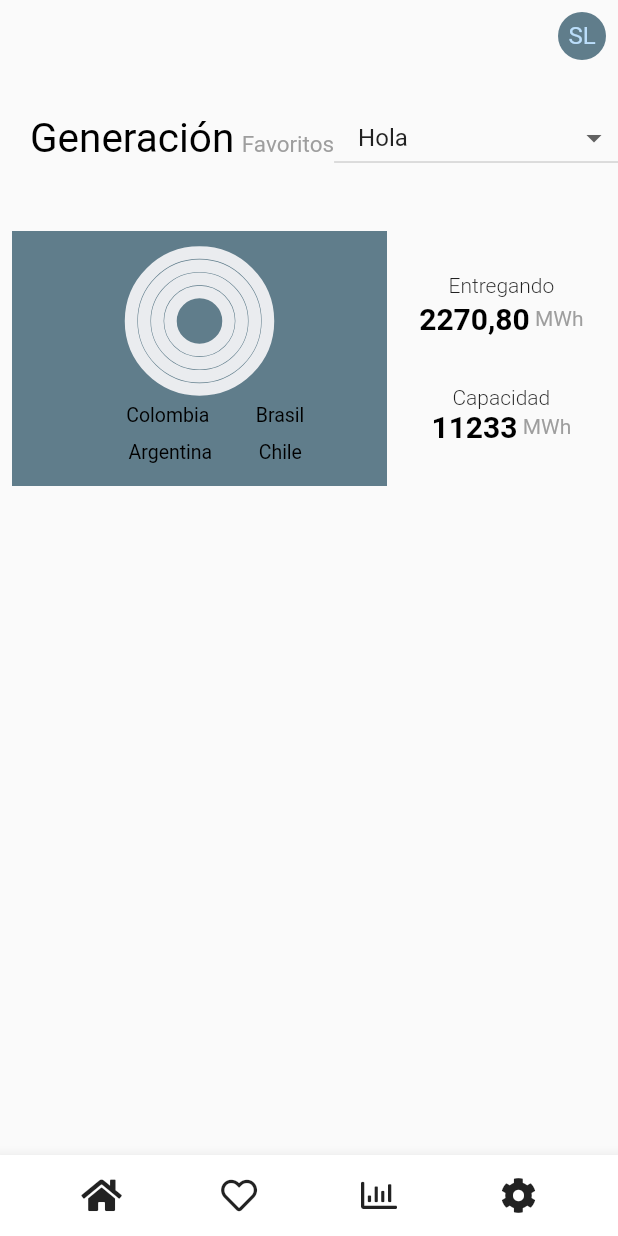
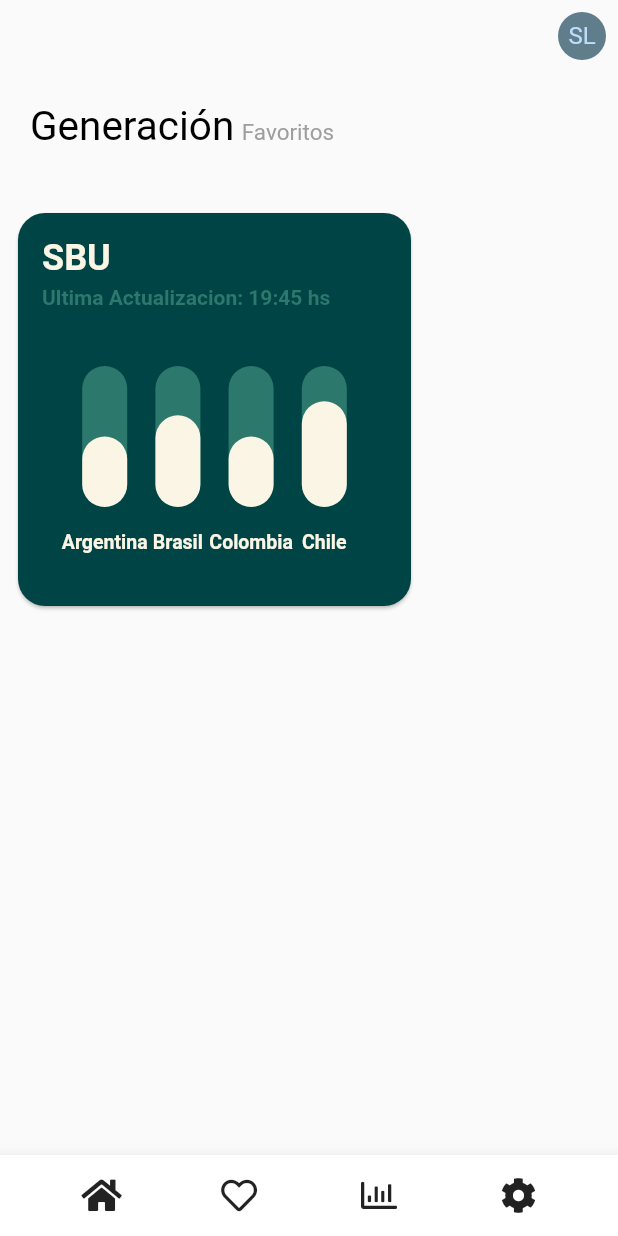
Before and after one commit to AlvaroVolker/estadoGeneradoraApp, a Flutter app: the screen it shows after launch, on a phone screen of 412 x 824 dp. Run offline on Flutter 3.47's test engine with Material 2 defaults, Android fonts, the phone set to English and light mode, and no system bars; drawn by our look-alikes of fl_chart; our stand-ins replace font_awesome_flutter, syncfusion_flutter_charts.

Commit message:
main bar chart

```diff
--- a/lib/src/pages/home_page.dart
+++ b/lib/src/pages/home_page.dart
@@ -1,5 +1,6 @@
 import 'dart:ui';
 
+import 'package:estadogeneradoraapp/src/pages/mainbarchart.dart';
 import 'package:flutter/material.dart';
 import 'package:font_awesome_flutter/font_awesome_flutter.dart';
 import 'package:syncfusion_flutter_charts/charts.dart';
@@ -16,7 +17,7 @@ class MyAppState extends State<HomePage> {
   Widget build(BuildContext context) {
     return MaterialApp(
       debugShowCheckedModeBanner: false,
-      theme: ThemeData(primarySwatch: Colors.blue),
+      theme: ThemeData.light(),
       home: Container(
         child: Scaffold(
           body: _body(),
@@ -100,26 +101,6 @@ class MyAppState extends State<HomePage> {
                     child: Text('Favoritos',
                         style: TextStyle(color: Colors.grey, fontSize: 15)),
                   ),
-                  Expanded(
-                    flex: 12,
-                    child: Column(
-                      mainAxisAlignment: MainAxisAlignment.end,
-                      children: <Widget>[
-                        ButtonTheme(
-                          alignedDropdown: true,
-                          child: DropdownButton(
-                            isExpanded: true,
-                            items: <DropdownMenuItem>[
-                              new DropdownMenuItem(
-                                child: new Text('Hola'),
-                              )
-                            ],
-                            onChanged: (value) {},
-                          ),
-                        ),
-                      ],
-                    ),
-                  )
                 ]),
               ),
             ],
@@ -193,35 +174,25 @@ class MyAppState extends State<HomePage> {
     return Padding(
       padding: const EdgeInsets.only(top: 30),
       child: new Row(
-        mainAxisAlignment: MainAxisAlignment.center,
         children: <Widget>[
           Expanded(
             flex: 0,
             child: Padding(
               padding: const EdgeInsets.all(8.0),
               child: new Container(
-                width: 250,
-                height: 170,
+                width: 270,
+                height: 270,
                 child: Column(
-                  mainAxisAlignment: MainAxisAlignment.center,
                   children: <Widget>[
                     Expanded(
                       child:
-                          Container(color: Colors.blueGrey, width: 500, child: _chart()),
-                    )
+                          Container(child: MainBarChart()),
+                    ),
+                    // Expanded(
+                    //   child:
+                    //       Container(width: 250,child: _textGeneration()),
+                    // )
                   ],
-                ),
-              ),
-            ),
-          ),
-          Expanded(
-            flex: 1,
-            child: Padding(
-              padding: const EdgeInsets.only(top: 0, right: 20),
-              child: new Container(
-                child: Column(
-                  mainAxisAlignment: MainAxisAlignment.end,
-                  children: <Widget>[_textGeneration()],
                 ),
               ),
             ),
@@ -268,7 +239,10 @@ class MyAppState extends State<HomePage> {
                       ConnectorLineSettings(type: ConnectorType.curve)))
         ]);
   }
+
+
 }
+
 
 class ChartData {
   ChartData(this.x, this.y, [this.color]);
--- /dev/null
+++ b/lib/src/pages/mainbarchart.dart
@@ -0,0 +1,260 @@
+import 'dart:async';
+import 'dart:math';
+import 'package:fl_chart/fl_chart.dart';
+import 'package:flutter/material.dart';
+
+class MainBarChart extends StatefulWidget {
+  final List<Color> availableColors = [
+    Colors.purpleAccent,
+    Colors.yellow,
+    Colors.lightBlue,
+    Colors.orange,
+    Colors.pink,
+    Colors.redAccent,
+  ];
+
+  @override
+  State<StatefulWidget> createState() => MainBarChartState();
+}
+
+class MainBarChartState extends State<MainBarChart> {
+  final barBackgroundColor = const Color.fromRGBO(44, 120, 108, 1);
+
+  int touchedIndex;
+
+  bool isPlaying = false;
+
+  @override
+  Widget build(BuildContext context) {
+    return AspectRatio(
+      aspectRatio: 1,
+      child: Card(
+        shape: RoundedRectangleBorder(borderRadius: BorderRadius.circular(18)),
+        color: Color.fromRGBO(0, 68, 69, 1),
+        child: Stack(
+          children: <Widget>[
+            Padding(
+              padding: const EdgeInsets.all(16),
+              child: Column(
+                crossAxisAlignment: CrossAxisAlignment.stretch,
+                mainAxisAlignment: MainAxisAlignment.start,
+                mainAxisSize: MainAxisSize.max,
+                children: <Widget>[
+                  Text(
+                    'SBU',
+                    style: TextStyle(
+                        color: const Color.fromRGBO(250, 245, 228, 1),
+                        fontSize: 24,
+                        fontWeight: FontWeight.bold),
+                  ),
+                  const SizedBox(
+                    height: 4,
+                  ),
+                  Text(
+                    'Ultima Actualizacion: 19:45 hs',
+                    style: TextStyle(
+                        color: const Color.fromRGBO(44, 120, 108, 1),
+                        fontSize: 14,
+                        fontWeight: FontWeight.bold),
+                  ),
+                  const SizedBox(
+                    height: 38,
+                  ),
+                  Expanded(
+                    child: Padding(
+                      padding: const EdgeInsets.symmetric(horizontal: 8.0),
+                      child: BarChart(
+                        isPlaying ? randomData() : mainBarData(),
+                      ),
+                    ),
+                  ),
+                  const SizedBox(
+                    height: 12,
+                  ),
+                ],
+              ),
+            ),
+          ],
+        ),
+      ),
+    );
+  }
+
+  BarChartGroupData makeGroupData(
+    int x,
+    double y, {
+    bool isTouched = false,
+    Color barColor = const Color.fromRGBO(250, 245, 228, 1),
+    double width = 30,
+    List<int> showTooltips = const [],
+  }) {
+    return BarChartGroupData(
+      x: x,
+      barRods: [
+        BarChartRodData(
+          y: isTouched ? y + 1 : y,
+          color: isTouched ? Colors.blueGrey : barColor,
+          width: width,
+          backDrawRodData: BackgroundBarChartRodData(
+            show: true,
+            y: 10,
+            color: barBackgroundColor,
+          ),
+        ),
+      ],
+      showingTooltipIndicators: showTooltips,
+    );
+  }
+
+  List<BarChartGroupData> showingGroups() => List.generate(4, (i) {
+        switch (i) {
+          case 0:
+            return makeGroupData(0, 5, isTouched: i == touchedIndex);
+          case 1:
+            return makeGroupData(1, 6.5, isTouched: i == touchedIndex);
+          case 2:
+            return makeGroupData(2, 5, isTouched: i == touchedIndex);
+          case 3:
+            return makeGroupData(3, 7.5, isTouched: i == touchedIndex);
+          case 4:
+            return makeGroupData(4, 9, isTouched: i == touchedIndex);
+          default:
+            return null;
+        }
+      });
+
+  BarChartData mainBarData() {
+    return BarChartData(
+      barTouchData: BarTouchData(
+        touchTooltipData: BarTouchTooltipData(
+            tooltipBgColor: Colors.blueGrey,
+            getTooltipItem: (group, groupIndex, rod, rodIndex) {
+              String paisName;
+              switch (group.x.toInt()) {
+                case 0:
+                  paisName = 'Argentina';
+                  break;
+                case 1:
+                  paisName = 'Brasil';
+                  break;
+                case 2:
+                  paisName = 'Chile';
+                  break;
+                case 3:
+                  paisName = 'Colombia';
+                  break;
+              }
+              return BarTooltipItem(paisName + '\n' + (rod.y - 1).toString(),
+                  TextStyle(color: Colors.yellow));
+            }),
+        touchCallback: (barTouchResponse) {
+          setState(() {
+            if (barTouchResponse.spot != null &&
+                barTouchResponse.touchInput is! FlPanEnd &&
+                barTouchResponse.touchInput is! FlLongPressEnd) {
+              touchedIndex = barTouchResponse.spot.touchedBarGroupIndex;
+            } else {
+              touchedIndex = -1;
+            }
+          });
+        },
+      ),
+      titlesData: FlTitlesData(
+        show: true,
+        bottomTitles: SideTitles(
+          showTitles: true,
+          textStyle: TextStyle(
+              color: Color.fromRGBO(250, 245, 228, 1),
+              fontWeight: FontWeight.bold,
+              fontSize: 13),
+          margin: 16,
+          getTitles: (double value) {
+            switch (value.toInt()) {
+              case 0:
+                return 'Argentina';
+              case 1:
+                return 'Brasil';
+              case 2:
+                return 'Colombia';
+              case 3:
+                return 'Chile';
+              default:
+                return '';
+            }
+          },
+        ),
+        leftTitles: const SideTitles(
+          showTitles: false,
+        ),
+      ),
+      borderData: FlBorderData(
+        show: false,
+      ),
+      barGroups: showingGroups(),
+    );
+  }
+
+  BarChartData randomData() {
+    return BarChartData(
+      barTouchData: const BarTouchData(
+        enabled: false,
+      ),
+      titlesData: FlTitlesData(
+        show: true,
+        bottomTitles: SideTitles(
+          showTitles: true,
+          textStyle: TextStyle(
+              color: Colors.white, fontWeight: FontWeight.bold, fontSize: 14),
+          margin: 16,
+          getTitles: (double value) {
+            switch (value.toInt()) {
+              case 0:
+                return 'Arg';
+              case 1:
+                return 'Br';
+              case 2:
+                return 'Col';
+              case 3:
+                return 'Chi';
+              default:
+                return '';
+            }
+          },
+        ),
+        leftTitles: const SideTitles(
+          showTitles: false,
+        ),
+      ),
+      borderData: FlBorderData(
+        show: false,
+      ),
+      barGroups: List.generate(7, (i) {
+        switch (i) {
+          case 0:
+            return makeGroupData(0, Random().nextInt(15).toDouble() + 6,
+                barColor: widget.availableColors[
+                    Random().nextInt(widget.availableColors.length)]);
+          case 1:
+            return makeGroupData(1, Random().nextInt(15).toDouble() + 6,
+                barColor: widget.availableColors[
+                    Random().nextInt(widget.availableColors.length)]);
+          case 2:
+            return makeGroupData(2, Random().nextInt(15).toDouble() + 6,
+                barColor: widget.availableColors[
+                    Random().nextInt(widget.availableColors.length)]);
+          case 3:
+            return makeGroupData(3, Random().nextInt(15).toDouble() + 6,
+                barColor: widget.availableColors[
+                    Random().nextInt(widget.availableColors.length)]);
+          case 4:
+            return makeGroupData(4, Random().nextInt(15).toDouble() + 6,
+                barColor: widget.availableColors[
+                    Random().nextInt(widget.availableColors.length)]);
+          default:
+            return null;
+        }
+      }),
+    );
+  }
+
+}
```
